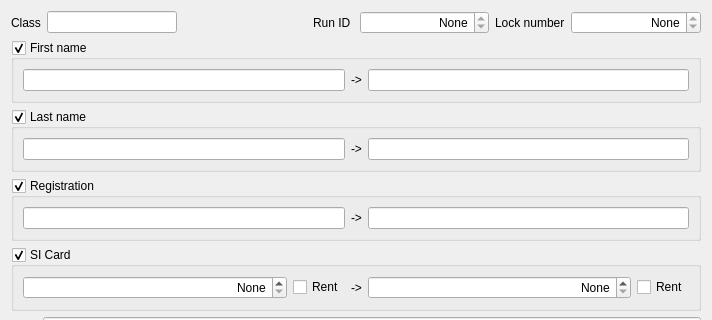
This is quickevent/app/quickevent/plugins/Event/src/services/qx/runchangedialog.ui in sakhnik/quickbox as Qt 5 draws it before an edit; both pictures show x 0 to 712 and y 0 to 320 of the 712 by 569 pixel window. The edited form follows.
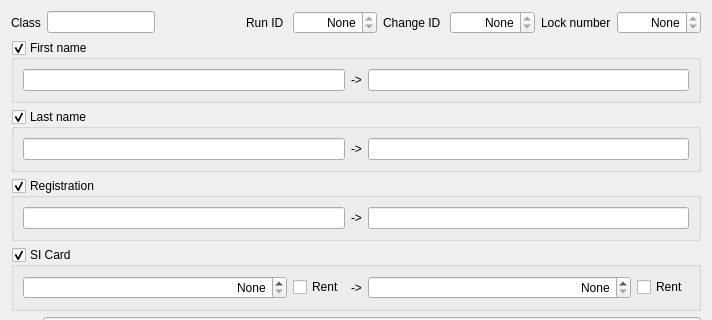
This is the edited form.

```diff
--- a/quickevent/app/quickevent/plugins/Event/src/services/qx/runchangedialog.ui
+++ b/quickevent/app/quickevent/plugins/Event/src/services/qx/runchangedialog.ui
@@ -72,6 +72,35 @@
        </property>
       </widget>
      </item>
+     <item>
+      <widget class="QLabel" name="label_10">
+       <property name="text">
+        <string>Change ID </string>
+       </property>
+      </widget>
+     </item>
+     <item>
+      <widget class="QSpinBox" name="edChangeId">
+       <property name="sizePolicy">
+        <sizepolicy hsizetype="Expanding" vsizetype="Fixed">
+         <horstretch>0</horstretch>
+         <verstretch>0</verstretch>
+        </sizepolicy>
+       </property>
+       <property name="alignment">
+        <set>Qt::AlignmentFlag::AlignRight|Qt::AlignmentFlag::AlignTrailing|Qt::AlignmentFlag::AlignVCenter</set>
+       </property>
+       <property name="readOnly">
+        <bool>true</bool>
+       </property>
+       <property name="specialValueText">
+        <string>None</string>
+       </property>
+       <property name="maximum">
+        <number>999999999</number>
+       </property>
+      </widget>
+     </item>
      <item>
       <widget class="QLabel" name="label_2">
        <property name="text">
```
Left out of the diff: 10 changed lines with no effect on the pictures.
